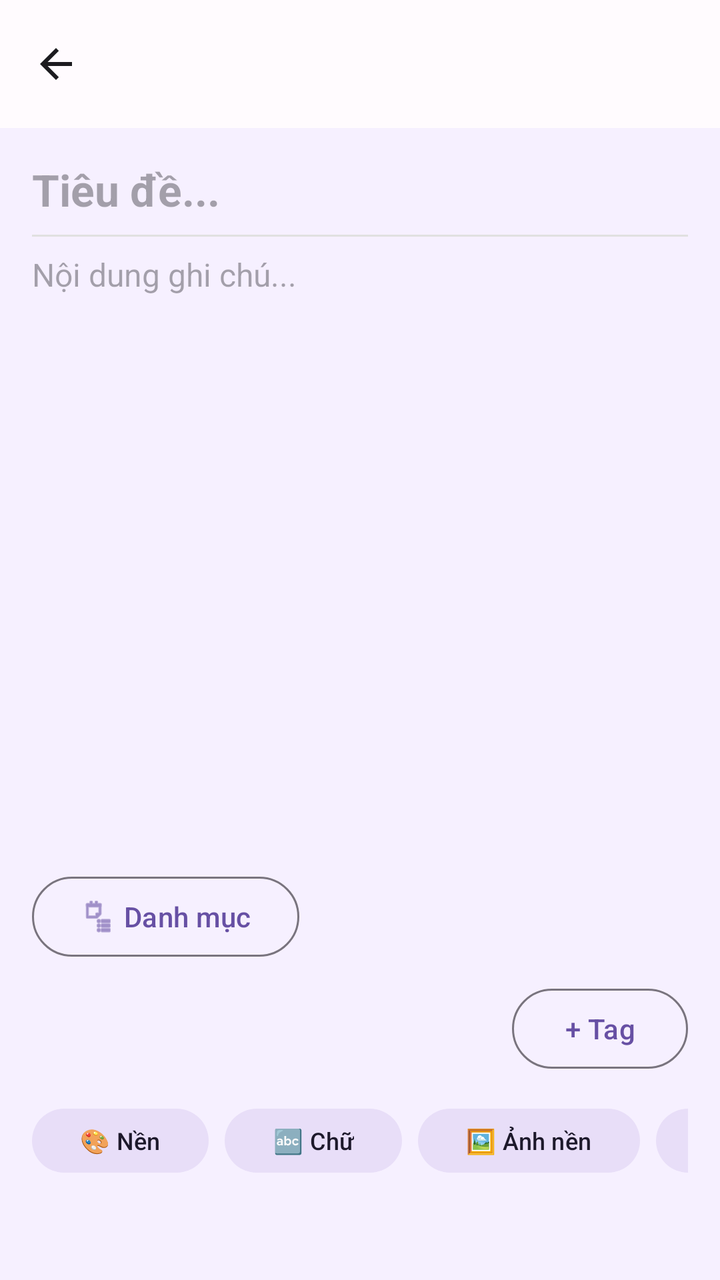
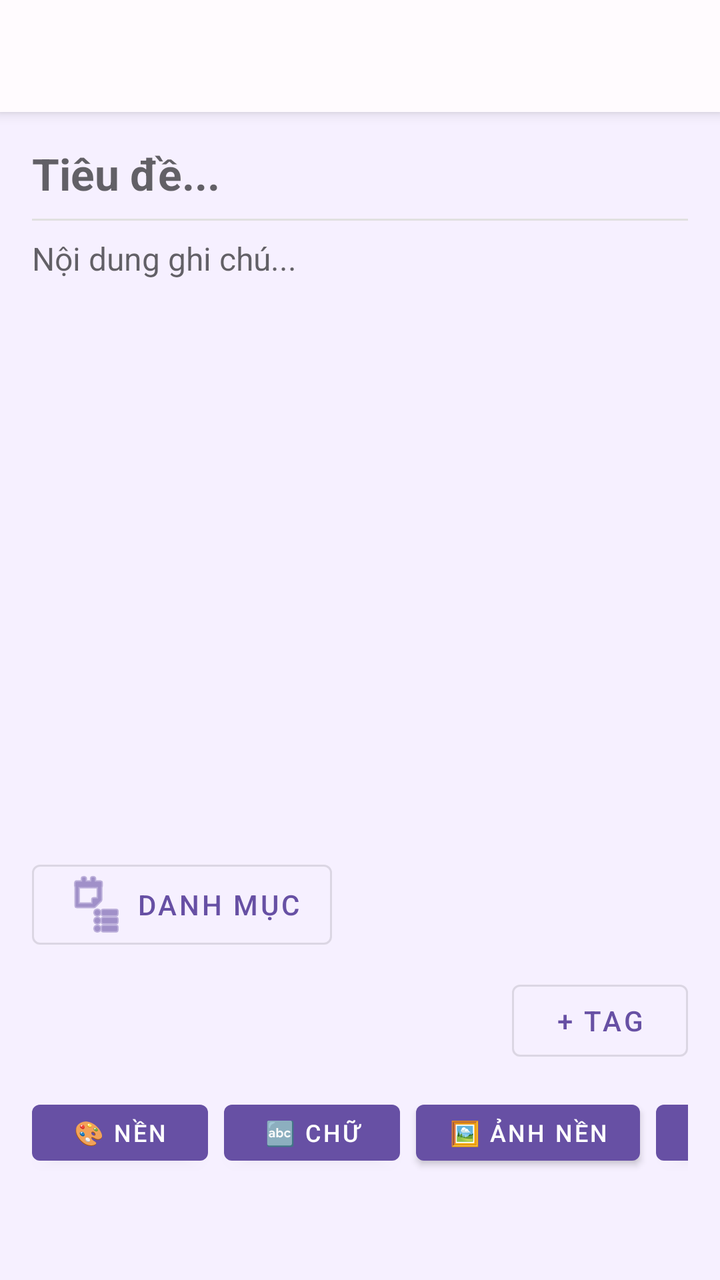

The first picture is an Android layout as it rendered before a commit; the second is the same layout after the commit. The layout source and the unified diff follow.
<!-- AndroidManifest.xml: application theme Theme.NoteApp -->
<!-- res/layout/fragment_editor.xml -->
<?xml version="1.0" encoding="utf-8"?>
<androidx.coordinatorlayout.widget.CoordinatorLayout
    xmlns:android="http://schemas.android.com/apk/res/android"
    xmlns:app="http://schemas.android.com/apk/res-auto"
    android:id="@+id/editorCoordinator"
    android:layout_width="match_parent"
    android:layout_height="match_parent">

    <com.google.android.material.appbar.AppBarLayout
        android:layout_width="match_parent"
        android:layout_height="wrap_content"
        android:background="@color/surface">

        <com.google.android.material.appbar.MaterialToolbar
            android:id="@+id/toolbar"
            android:layout_width="match_parent"
            android:layout_height="?attr/actionBarSize"
            app:navigationIcon="@drawable/ic_arrow_back"
            app:navigationContentDescription="Quay lại"
            app:title=""
            android:background="@color/surface" />
    </com.google.android.material.appbar.AppBarLayout>

    
    <androidx.core.widget.NestedScrollView
        android:layout_width="match_parent"
        android:layout_height="match_parent"
        app:layout_behavior="@string/appbar_scrolling_view_behavior">

        <FrameLayout
            android:id="@+id/editorRoot"
            android:layout_width="match_parent"
            android:layout_height="match_parent"
            android:minHeight="600dp">

            
            <ImageView
                android:id="@+id/ivBackground"
                android:layout_width="match_parent"
                android:layout_height="match_parent"
                android:scaleType="centerCrop"
                android:visibility="gone" />

            <LinearLayout
                android:layout_width="match_parent"
                android:layout_height="wrap_content"
                android:orientation="vertical"
                android:padding="16dp">

                
                <EditText
                    android:id="@+id/etTitle"
                    android:layout_width="match_parent"
                    android:layout_height="wrap_content"
                    android:hint="Tiêu đề..."
                    android:textSize="22sp"
                    android:textStyle="bold"
                    android:background="@android:color/transparent"
                    android:inputType="textMultiLine|textCapSentences"
                    android:maxLines="3"
                    android:imeOptions="actionNext" />

                <View
                    android:layout_width="match_parent"
                    android:layout_height="1dp"
                    android:background="@color/divider"
                    android:layout_marginVertical="8dp" />

                
                <EditText
                    android:id="@+id/etContent"
                    android:layout_width="match_parent"
                    android:layout_height="wrap_content"
                    android:hint="Nội dung ghi chú..."
                    android:textSize="16sp"
                    android:background="@android:color/transparent"
                    android:inputType="textMultiLine|textCapSentences"
                    android:gravity="top"
                    android:minHeight="300dp" />

                
                <com.google.android.material.button.MaterialButton
                    android:id="@+id/btnCategory"
                    style="@style/Widget.Material3.Button.OutlinedButton"
                    android:layout_width="wrap_content"
                    android:layout_height="wrap_content"
                    android:layout_marginTop="8dp"
                    android:text="Danh mục"
                    app:icon="@android:drawable/ic_menu_agenda" />

                
                <LinearLayout
                    android:layout_width="match_parent"
                    android:layout_height="wrap_content"
                    android:orientation="horizontal"
                    android:layout_marginTop="8dp"
                    android:gravity="center_vertical">

                    <com.google.android.material.chip.ChipGroup
                        android:id="@+id/chipGroupTags"
                        android:layout_width="0dp"
                        android:layout_height="wrap_content"
                        android:layout_weight="1" />

                    <com.google.android.material.button.MaterialButton
                        android:id="@+id/btnAddTag"
                        style="@style/Widget.Material3.Button.OutlinedButton"
                        android:layout_width="wrap_content"
                        android:layout_height="wrap_content"
                        android:text="+ Tag" />
                </LinearLayout>

                
                <HorizontalScrollView
                    android:layout_width="match_parent"
                    android:layout_height="wrap_content"
                    android:layout_marginTop="12dp"
                    android:scrollbars="none">

                    <LinearLayout
                        android:layout_width="wrap_content"
                        android:layout_height="wrap_content"
                        android:orientation="horizontal"
                        android:gravity="center_vertical">

                        <com.google.android.material.button.MaterialButton
                            android:id="@+id/btnBgColor"
                            style="@style/Widget.Material3.Button.TonalButton"
                            android:layout_width="wrap_content"
                            android:layout_height="40dp"
                            android:text="🎨 Nền"
                            android:textSize="12sp" />

                        <com.google.android.material.button.MaterialButton
                            android:id="@+id/btnTextColor"
                            style="@style/Widget.Material3.Button.TonalButton"
                            android:layout_width="wrap_content"
                            android:layout_height="40dp"
                            android:layout_marginStart="8dp"
                            android:text="🔤 Chữ"
                            android:textSize="12sp" />

                        <com.google.android.material.button.MaterialButton
                            android:id="@+id/btnPickImage"
                            style="@style/Widget.Material3.Button.TonalButton"
                            android:layout_width="wrap_content"
                            android:layout_height="40dp"
                            android:layout_marginStart="8dp"
                            android:text="🖼️ Ảnh nền"
                            android:textSize="12sp" />

                        <com.google.android.material.button.MaterialButton
                            android:id="@+id/btnRemoveBg"
                            style="@style/Widget.Material3.Button.TonalButton"
                            android:layout_width="wrap_content"
                            android:layout_height="40dp"
                            android:layout_marginStart="8dp"
                            android:text="✕ Bỏ ảnh"
                            android:textSize="12sp" />

                        <ImageButton
                            android:id="@+id/btnLock"
                            android:layout_width="40dp"
                            android:layout_height="40dp"
                            android:layout_marginStart="8dp"
                            android:background="?attr/selectableItemBackgroundBorderless"
                            android:src="@drawable/ic_lock_open"
                            android:contentDescription="Bảo mật" />

                    </LinearLayout>
                </HorizontalScrollView>

            </LinearLayout>
        </FrameLayout>
    </androidx.core.widget.NestedScrollView>

</androidx.coordinatorlayout.widget.CoordinatorLayout>
<!-- resources referenced by this layout -->
<resources>
  <color name="divider">#E0E0E0</color>
  <color name="surface">#FFFBFE</color>
  <!-- drawable ic_arrow_back (drawable) -->
  <?xml version="1.0" encoding="utf-8"?>
  <vector xmlns:android="http://schemas.android.com/apk/res/android"
      android:width="24dp"
      android:height="24dp"
      android:viewportWidth="24"
      android:viewportHeight="24"
      android:tint="@color/on_surface">
      <path
          android:fillColor="@android:color/white"
          android:pathData="M20,11H7.83l5.59,-5.59L12,4l-8,8 8,8 1.41,-1.41L7.83,13H20v-2z" />
  </vector>
  <!-- drawable ic_lock_open (drawable) -->
  <?xml version="1.0" encoding="utf-8"?>
  <vector xmlns:android="http://schemas.android.com/apk/res/android"
      android:width="24dp"
      android:height="24dp"
      android:viewportWidth="24"
      android:viewportHeight="24"
      android:tint="@color/on_surface_variant">
      <path
          android:fillColor="@android:color/white"
          android:pathData="M12,1C9.24,1 7,3.24 7,6v2H6c-1.1,0-2,0.9-2,2v10c0,1.1 0.9,2 2,2h12c1.1,0 2,-0.9 2,-2V10c0,-1.1-0.9,-2-2,-2H9V6c0,-1.66 1.34,-3 3,-3 1.66,0 3,1.34 3,3h2c0,-2.76-2.24,-5-5,-5zm0,16c-1.1,0-2,-0.9-2,-2s0.9,-2 2,-2 2,0.9 2,2-0.9,2-2,2z" />
  </vector>
  <style name="Theme.NoteApp" parent="Theme.Material3.Light.NoActionBar">
          <item name="colorPrimary">@color/primary</item>
          <item name="colorOnPrimary">@color/on_primary</item>
          <item name="colorPrimaryContainer">@color/primary_container</item>
          <item name="colorOnPrimaryContainer">@color/on_primary_container</item>
          <item name="colorSecondary">@color/secondary</item>
          <item name="colorSurface">@color/surface</item>
          <item name="colorOnSurface">@color/on_surface</item>
          <item name="android:colorBackground">@color/background</item>
          <item name="colorError">@color/error</item>
          <item name="android:windowBackground">@color/background</item>
      </style>
  <color name="on_surface">#1C1B1F</color>
  <color name="on_surface_variant">#49454F</color>
  <color name="primary">#6750A4</color>
  <color name="on_primary">#FFFFFF</color>
  <color name="primary_container">#EADDFF</color>
  <color name="on_primary_container">#21005D</color>
  <color name="secondary">#625B71</color>
  <color name="background">#F6F0FF</color>
  <color name="error">#B3261E</color>
</resources>

<!-- the commit's change to res/layout/fragment_editor.xml (unified diff, before → after) -->
@@ -11,13 +11,13 @@
         android:layout_height="wrap_content"
         android:background="@color/surface">
 
-        <com.google.android.material.appbar.MaterialToolbar
+        <androidx.appcompat.widget.Toolbar
             android:id="@+id/toolbar"
             android:layout_width="match_parent"
             android:layout_height="?attr/actionBarSize"
-            app:navigationIcon="@drawable/ic_arrow_back"
-            app:navigationContentDescription="Quay lại"
-            app:title=""
+            android:navigationIcon="@drawable/ic_arrow_back"
+            android:navigationContentDescription="Quay lại"
+            android:title=""
             android:background="@color/surface" />
     </com.google.android.material.appbar.AppBarLayout>
 
@@ -81,7 +81,7 @@
                 
                 <com.google.android.material.button.MaterialButton
                     android:id="@+id/btnCategory"
-                    style="@style/Widget.Material3.Button.OutlinedButton"
+                    style="@style/Widget.MaterialComponents.Button.OutlinedButton"
                     android:layout_width="wrap_content"
                     android:layout_height="wrap_content"
                     android:layout_marginTop="8dp"
@@ -104,7 +104,7 @@
 
                     <com.google.android.material.button.MaterialButton
                         android:id="@+id/btnAddTag"
-                        style="@style/Widget.Material3.Button.OutlinedButton"
+                        style="@style/Widget.MaterialComponents.Button.OutlinedButton"
                         android:layout_width="wrap_content"
                         android:layout_height="wrap_content"
                         android:text="+ Tag" />
@@ -125,7 +125,7 @@
 
                         <com.google.android.material.button.MaterialButton
                             android:id="@+id/btnBgColor"
-                            style="@style/Widget.Material3.Button.TonalButton"
+                            style="@style/Widget.MaterialComponents.Button"
                             android:layout_width="wrap_content"
                             android:layout_height="40dp"
                             android:text="🎨 Nền"
@@ -133,7 +133,7 @@
 
                         <com.google.android.material.button.MaterialButton
                             android:id="@+id/btnTextColor"
-                            style="@style/Widget.Material3.Button.TonalButton"
+                            style="@style/Widget.MaterialComponents.Button"
                             android:layout_width="wrap_content"
                             android:layout_height="40dp"
                             android:layout_marginStart="8dp"
@@ -142,7 +142,7 @@
 
                         <com.google.android.material.button.MaterialButton
                             android:id="@+id/btnPickImage"
-                            style="@style/Widget.Material3.Button.TonalButton"
+                            style="@style/Widget.MaterialComponents.Button"
                             android:layout_width="wrap_content"
                             android:layout_height="40dp"
                             android:layout_marginStart="8dp"
@@ -151,7 +151,7 @@
 
                         <com.google.android.material.button.MaterialButton
                             android:id="@+id/btnRemoveBg"
-                            style="@style/Widget.Material3.Button.TonalButton"
+                            style="@style/Widget.MaterialComponents.Button"
                             android:layout_width="wrap_content"
                             android:layout_height="40dp"
                             android:layout_marginStart="8dp"
<!-- resource entries referenced after the edit -->
@@ -26,11 +26,10 @@
           android:fillColor="@android:color/white"
           android:pathData="M12,1C9.24,1 7,3.24 7,6v2H6c-1.1,0-2,0.9-2,2v10c0,1.1 0.9,2 2,2h12c1.1,0 2,-0.9 2,-2V10c0,-1.1-0.9,-2-2,-2H9V6c0,-1.66 1.34,-3 3,-3 1.66,0 3,1.34 3,3h2c0,-2.76-2.24,-5-5,-5zm0,16c-1.1,0-2,-0.9-2,-2s0.9,-2 2,-2 2,0.9 2,2-0.9,2-2,2z" />
   </vector>
-  <style name="Theme.NoteApp" parent="Theme.Material3.Light.NoActionBar">
+  <style name="Theme.NoteApp" parent="Theme.MaterialComponents.Light.NoActionBar">
           <item name="colorPrimary">@color/primary</item>
           <item name="colorOnPrimary">@color/on_primary</item>
-          <item name="colorPrimaryContainer">@color/primary_container</item>
-          <item name="colorOnPrimaryContainer">@color/on_primary_container</item>
+          <item name="colorPrimaryVariant">@color/primary_container</item>
           <item name="colorSecondary">@color/secondary</item>
           <item name="colorSurface">@color/surface</item>
           <item name="colorOnSurface">@color/on_surface</item>
@@ -43,7 +42,6 @@
   <color name="primary">#6750A4</color>
   <color name="on_primary">#FFFFFF</color>
   <color name="primary_container">#EADDFF</color>
-  <color name="on_primary_container">#21005D</color>
   <color name="secondary">#625B71</color>
   <color name="background">#F6F0FF</color>
   <color name="error">#B3261E</color>
